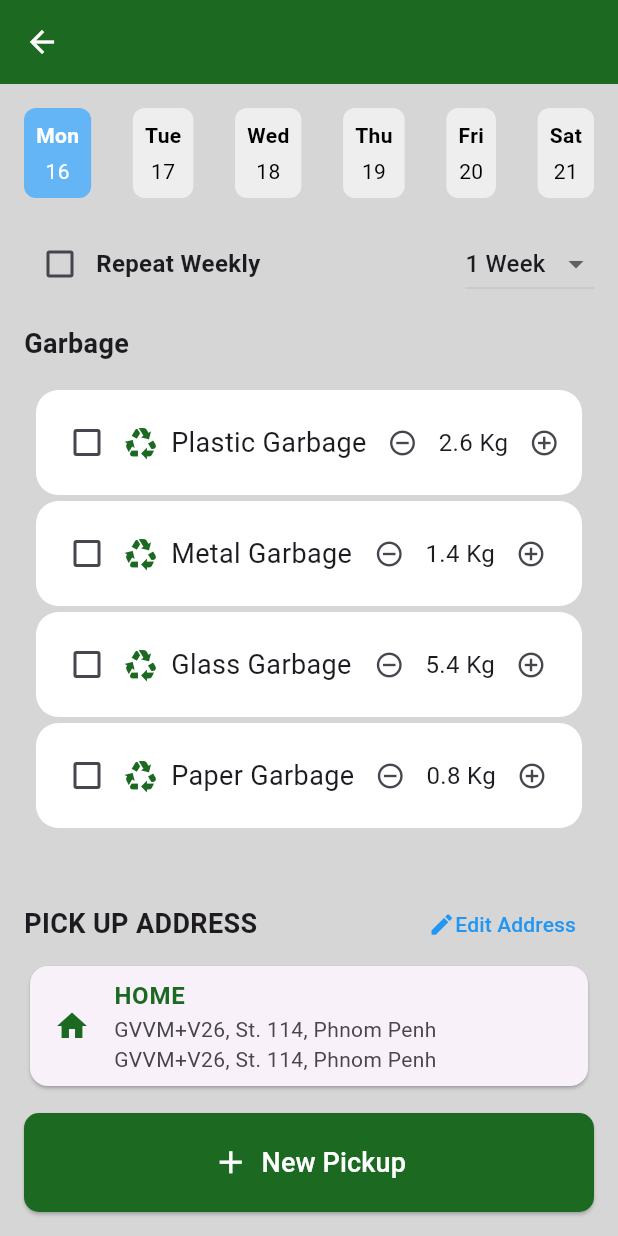
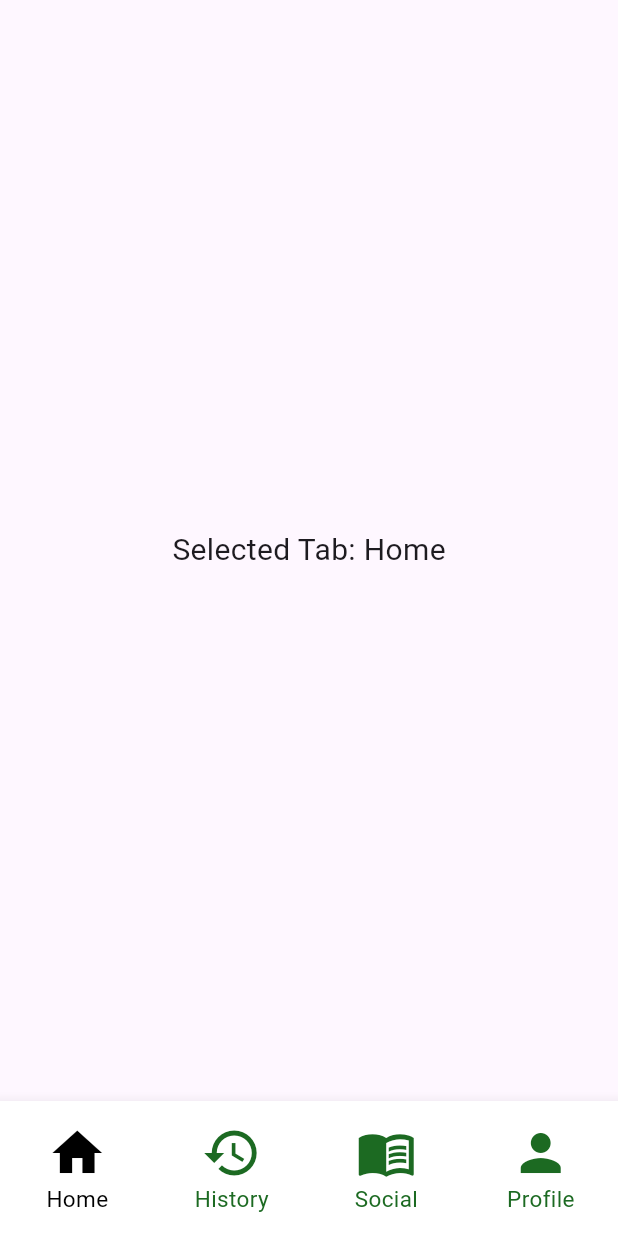
Before and after one commit to mararika69/Bin-Band-Project, a Flutter app: the screen it shows after launch, on a phone screen of 412 x 824 dp. Run offline on Flutter 3.47's test engine with Material 3 defaults, Android fonts, the phone set to English and light mode, and no system bars.

Commit message:
navigation bottom

```diff
--- a/lib/main.dart
+++ b/lib/main.dart
@@ -1,4 +1,5 @@
 import 'package:bin_band_group/screens/login_screen.dart';
+import 'package:bin_band_group/screens/navigation_bottom_screen.dart';
 import 'package:bin_band_group/screens/schedule_pickup_screen%20.dart';
 import 'package:flutter/material.dart';
 
@@ -19,7 +20,8 @@ class MyApp extends StatelessWidget {
         colorScheme: ColorScheme.fromSeed(seedColor: Colors.deepPurple),
       ),
       // home: LoginScreen(),
-      home: SchedulePickupScreen(),
+      // home: SchedulePickupScreen(),
+      home: NavigationBottomScreen(),
     );
   }
 }
--- /dev/null
+++ b/lib/screens/navigation_bottom_screen.dart
@@ -0,0 +1,52 @@
+import 'package:flutter/material.dart';
+
+class NavigationBottomScreen extends StatefulWidget {
+  const NavigationBottomScreen({super.key});
+
+  @override
+  State<NavigationBottomScreen> createState() => _NavigationBottomScreenState();
+}
+
+class _NavigationBottomScreenState extends State<NavigationBottomScreen> {
+  int _selectedIndex = 0;
+
+  void _onItemTapped(int index) {
+    setState(() {
+      _selectedIndex = index;
+    });
+  }
+
+  @override
+  Widget build(BuildContext context) {
+    return Scaffold(
+  body: Center(
+    child: Text(
+      'Selected Tab: ${['Home', 'History', 'Social', 'Profile'][_selectedIndex]}',
+      style: TextStyle(fontSize: 20),
+    ),
+  ),
+  bottomNavigationBar: Container(
+    height: 90, // Set height to 100px
+    color: Colors.white,
+    child: BottomNavigationBar(
+      items: const <BottomNavigationBarItem>[
+        BottomNavigationBarItem(icon: Icon(Icons.home), label: 'Home'),
+        BottomNavigationBarItem(icon: Icon(Icons.history), label: 'History'),
+        BottomNavigationBarItem(icon: Icon(Icons.menu_book), label: 'Social'),
+        BottomNavigationBarItem(icon: Icon(Icons.person), label: 'Profile'),
+      ],
+      currentIndex: _selectedIndex,
+      selectedItemColor: Colors.black,
+      unselectedItemColor: Color.fromARGB(255, 28, 106, 34),
+      iconSize: 40,
+      selectedLabelStyle: TextStyle(fontSize: 15),
+      unselectedLabelStyle: TextStyle(fontSize: 15),
+      onTap: _onItemTapped,
+      type: BottomNavigationBarType.fixed,
+      backgroundColor: Colors.white, // Keep this transparent for Container color to apply
+    ),
+  ),
+);
+
+  }
+}
--- a/lib/screens/schedule_pickup_screen .dart
+++ b/lib/screens/schedule_pickup_screen .dart
@@ -47,20 +47,25 @@ class _SchedulePickupScreenState extends State<SchedulePickupScreen> {
                     });
                   },
                   child: Container(
+                    width: 60,
+                    height: 80,
                     padding: EdgeInsets.all(8),
                     decoration: BoxDecoration(
                       borderRadius: BorderRadius.circular(8),
-          color: selectedDateIndex == index
-              ? Colors.blue[300]
-              : Colors.grey[200], // Highlight selected date
+                      color:
+                          selectedDateIndex == index
+                              ? Colors.blue[200]
+                              : Colors.white, // Highlight selected date
                     ),
                     child: Column(
+                      mainAxisAlignment: MainAxisAlignment.center,
                       children: [
                         Text(
                           ['Mon', 'Tue', 'Wed', 'Thu', 'Fri', 'Sat'][index],
                           style: TextStyle(
                             fontWeight: FontWeight.bold,
-                color: selectedDateIndex == index
+                            color:
+                                selectedDateIndex == index
                                     ? Colors.white
                                     : Colors.black,
                           ),
@@ -69,7 +74,8 @@ class _SchedulePickupScreenState extends State<SchedulePickupScreen> {
                         Text(
                           ['16', '17', '18', '19', '20', '21'][index],
                           style: TextStyle(
-                color: selectedDateIndex == index
+                            color:
+                                selectedDateIndex == index
                                     ? Colors.white
                                     : Colors.black,
                           ),
@@ -91,7 +97,10 @@ class _SchedulePickupScreenState extends State<SchedulePickupScreen> {
                     });
                   },
                 ),
-                Text('Repeat Weekly', style: TextStyle(fontSize: 16, fontWeight:FontWeight.bold)),
+                Text(
+                  'Repeat Weekly',
+                  style: TextStyle(fontSize: 16, fontWeight: FontWeight.bold),
+                ),
                 Spacer(),
                 DropdownButton<String>(
                   value: dropdownValue,
@@ -139,7 +148,9 @@ class _SchedulePickupScreenState extends State<SchedulePickupScreen> {
                         mainAxisAlignment: MainAxisAlignment.spaceBetween,
                         children: [
                           Padding(
-          padding: const EdgeInsets.only(left: 10), // Add left margin
+                            padding: const EdgeInsets.only(
+                              left: 10,
+                            ), // Add left margin
                             child: Row(
                               children: [
                                 Checkbox(
@@ -163,11 +174,16 @@ class _SchedulePickupScreenState extends State<SchedulePickupScreen> {
                             ),
                           ),
                           Padding(
-          padding: const EdgeInsets.only(right: 10), // Add right margin
+                            padding: const EdgeInsets.only(
+                              right: 10,
+                            ), // Add right margin
                             child: Row(
                               children: [
                                 IconButton(
-                icon: Icon(Icons.remove_circle_outline, size: 20),
+                                  icon: Icon(
+                                    Icons.remove_circle_outline,
+                                    size: 20,
+                                  ),
                                   onPressed: () {
                                     setState(() {
                                       if (garbageWeights[index] > 0.1) {
@@ -181,7 +197,10 @@ class _SchedulePickupScreenState extends State<SchedulePickupScreen> {
                                   style: TextStyle(fontSize: 16),
                                 ),
                                 IconButton(
-                icon: Icon(Icons.add_circle_outline, size: 20),
+                                  icon: Icon(
+                                    Icons.add_circle_outline,
+                                    size: 20,
+                                  ),
                                   onPressed: () {
                                     setState(() {
                                       garbageWeights[index] += 0.1;
@@ -195,9 +214,6 @@ class _SchedulePickupScreenState extends State<SchedulePickupScreen> {
                       ),
                     ),
                   );
-
-
-
                 }),
               ),
             ),
```
Lines whose indentation alone changed are shown as unchanged.
